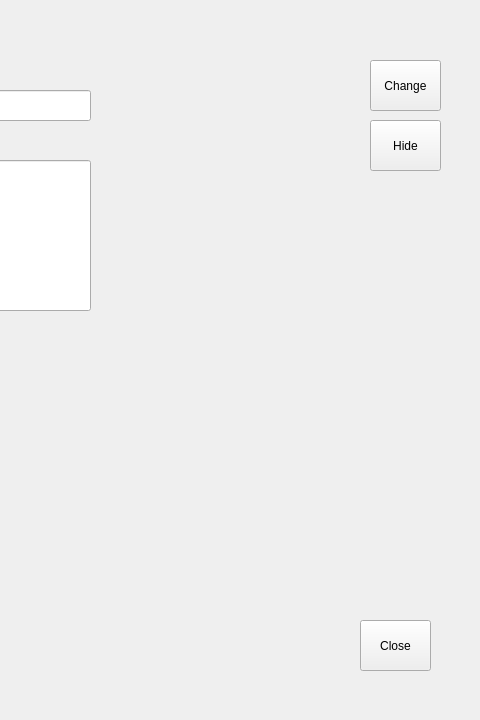
Qt form gui_sms_sender.ui (AndreSci/Server_sms_flask) before a commit; both pictures show x 520 to 1000 and y 0 to 720 of the 1000 by 720 pixel window.
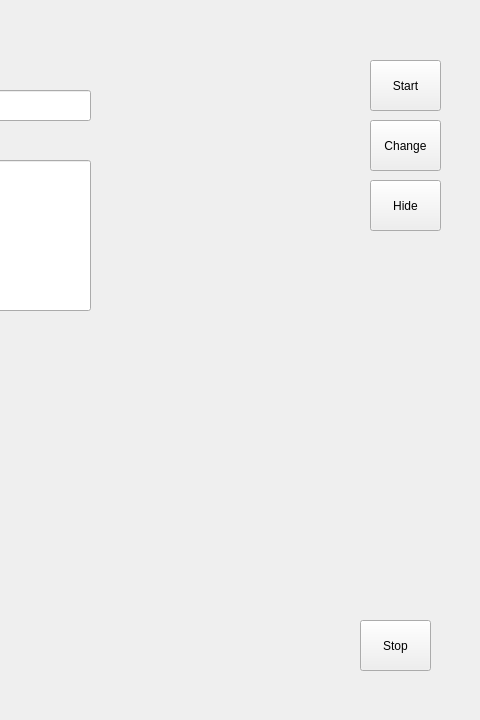
The same form after that commit.

Commit message: 1. добавлены проверки файлов settings и index 2. добавлен интерфейс и запуск фласк сервера в потоке

Patch:
```diff
--- a/gui_sms_sender.ui
+++ b/gui_sms_sender.ui
@@ -30,7 +30,7 @@
     <property name="geometry">
      <rect>
       <x>890</x>
-      <y>60</y>
+      <y>120</y>
       <width>71</width>
       <height>51</height>
      </rect>
@@ -43,7 +43,7 @@
     <property name="geometry">
      <rect>
       <x>890</x>
-      <y>120</y>
+      <y>180</y>
       <width>71</width>
       <height>51</height>
      </rect>
@@ -62,7 +62,7 @@
      </rect>
     </property>
     <property name="text">
-     <string>Close</string>
+     <string>Stop</string>
     </property>
    </widget>
    <widget class="QStackedWidget" name="stack_Window">
@@ -231,6 +231,19 @@
      <string>VIG sms sender</string>
     </property>
    </widget>
+   <widget class="QPushButton" name="start_but">
+    <property name="geometry">
+     <rect>
+      <x>890</x>
+      <y>60</y>
+      <width>71</width>
+      <height>51</height>
+     </rect>
+    </property>
+    <property name="text">
+     <string>Start</string>
+    </property>
+   </widget>
   </widget>
  </widget>
  <resources/>
```
Left out of the diff: 2 changed lines with no effect on the pictures. The commit also changes 2 other files.
